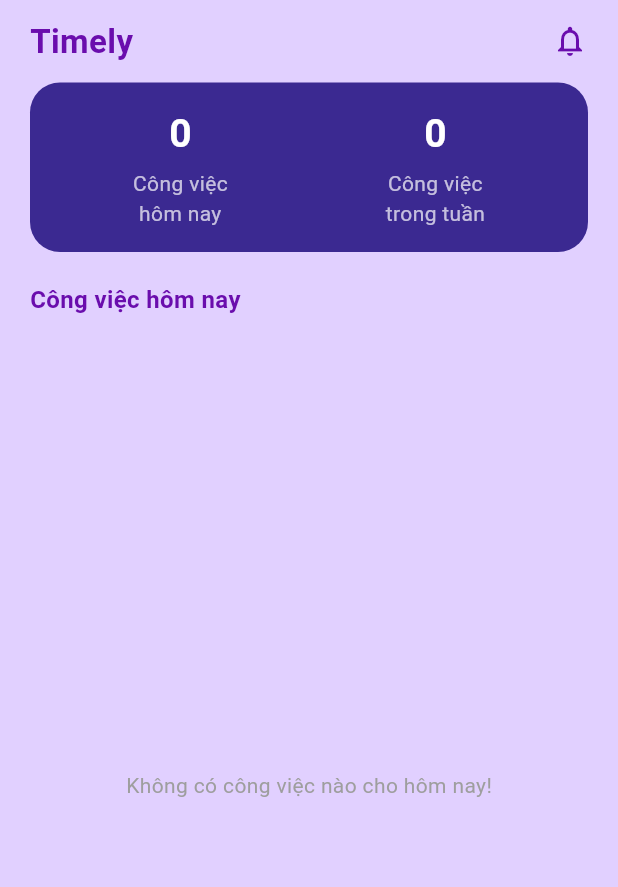
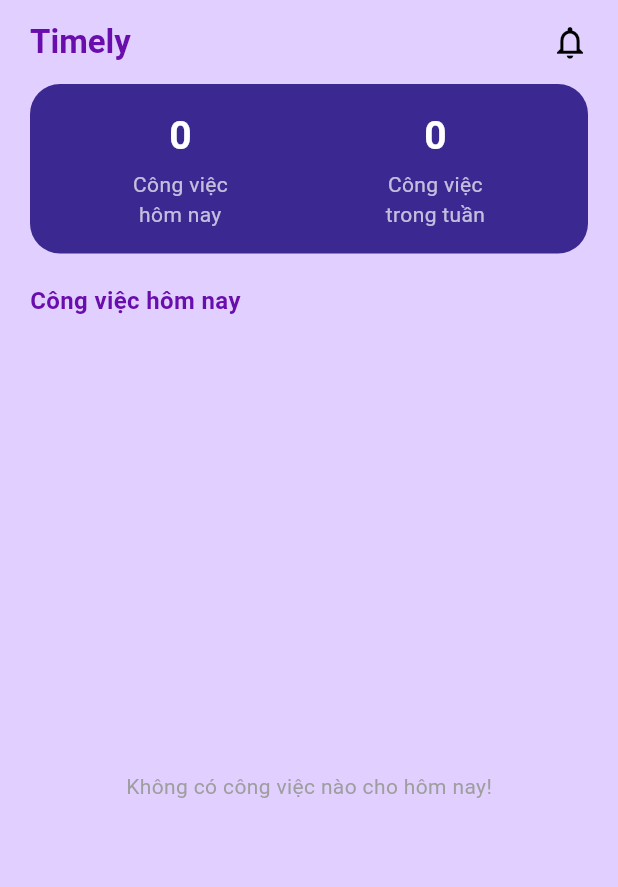
Before and after one commit to lynh146/Deadline_Tracker, a Flutter app: the screen it shows once a user with an empty profile is signed in, on a phone screen of 412 x 824 dp. Shown: the top 887 px of the screen. Run offline on Flutter 3.47's test engine with Material 3 defaults, Android fonts, the phone set to English and light mode, and no system bars; our stand-ins replace cloud_firestore, firebase_analytics, firebase_auth, firebase_core, flutter_local_notifications, google_sign_in and 3 more; missing offline and left inert: flutter_facebook_auth; accounts and stored records are empty.

Commit message:
feat: Update home screen layout and logic

```diff
--- a/app/lib/screens/home/home_screen.dart
+++ b/app/lib/screens/home/home_screen.dart
@@ -1,3 +1,4 @@
+import 'package:app/screens/notifications/notification_screen.dart';
 import 'package:flutter/material.dart';
 import 'package:firebase_auth/firebase_auth.dart';
 
@@ -5,6 +6,8 @@
 import 'package:app/services/task_service.dart';
 import 'package:app/repositories/task_repository.dart';
 import 'package:app/core/theme/app_colors.dart';
+import '../notifications/notification_bell.dart';
+import '../task/task_detail_screen.dart';
 
 class HomeScreen extends StatefulWidget {
   const HomeScreen({super.key});
@@ -14,10 +17,11 @@
 }
 
 class _HomeScreenState extends State<HomeScreen> with WidgetsBindingObserver {
-  late TaskService _taskService;
-  Future<List<Task>>? _todayTasksFuture;
-  Future<int>? _weeklyTasksFuture;
-  late String _userId;
+  late final TaskService _taskService;
+  late final String _userId;
+
+  late Future<List<Task>> _todayTasksFuture;
+  late Future<int> _weeklyTasksFuture;
 
   @override
   void initState() {
@@ -30,16 +34,15 @@
     }
 
     _userId = user.uid;
-    final repo = TaskRepository();
-    _taskService = TaskService(repo);
+    _taskService = TaskService(TaskRepository());
+
     _loadTasks();
   }
 
   void _loadTasks() {
-    setState(() {
     _todayTasksFuture = _taskService.getTodayTasks(_userId);
     _weeklyTasksFuture = _taskService.getWeeklyTasks(_userId);
-    });
+    if (mounted) setState(() {});
   }
 
   @override
@@ -58,62 +61,74 @@
   @override
   Widget build(BuildContext context) {
     return FutureBuilder<List<dynamic>>(
-      future: Future.wait([_todayTasksFuture!, _weeklyTasksFuture!]),
+      future: Future.wait<dynamic>([_todayTasksFuture, _weeklyTasksFuture]),
       builder: (context, snapshot) {
-        if (snapshot.connectionState == ConnectionState.waiting) {
-          return const Scaffold(
+        final loading = snapshot.connectionState == ConnectionState.waiting;
+
+        return Scaffold(
           backgroundColor: AppColors.background,
-            body: Center(child: CircularProgressIndicator()),
+
+          // ✅ AppBar chữ đen + chuông
+          appBar: AppBar(
+            backgroundColor: Colors.transparent,
+            elevation: 0,
+            surfaceTintColor: Colors.transparent,
+            titleSpacing: 20,
+            title: const Text(
+              'Timely',
+              style: TextStyle(
+                fontSize: 22,
+                fontWeight: FontWeight.bold,
+                color: AppColors.textPrimary, // đen
+              ),
+            ),
+            actions: [
+              Padding(
+                padding: const EdgeInsets.only(right: 10),
+                child: NotificationBell(
+                  userId: _userId,
+                  onTap: () {
+                    Navigator.push(
+                      context,
+                      MaterialPageRoute(
+                        builder: (_) => NotificationScreen(userId: _userId),
+                      ),
+                    );
+                  },
+                ),
+              ),
+            ],
+          ),
+
+          body: SafeArea(
+            top: false,
+            child: loading
+                ? const Center(child: CircularProgressIndicator())
+                : _buildBody(snapshot),
+          ),
+        );
+      },
     );
   }
 
+  Widget _buildBody(AsyncSnapshot<List<dynamic>> snapshot) {
     if (snapshot.hasError) {
-          return Scaffold(
-            backgroundColor: AppColors.background,
-            body: Center(
+      return Center(
         child: Text(
           'Đã xảy ra lỗi: ${snapshot.error}',
           style: const TextStyle(color: AppColors.textGrey),
-              ),
+          textAlign: TextAlign.center,
         ),
       );
     }
 
-        final todayTasks = (snapshot.data![0] as List<Task>?) ?? [];
-        final weeklyTaskCount = (snapshot.data![1] as int?) ?? 0;
+    final todayTasks = (snapshot.data?[0] as List<Task>?) ?? <Task>[];
+    final weeklyTaskCount = (snapshot.data?[1] as int?) ?? 0;
 
-        return Scaffold(
-          backgroundColor: AppColors.background,
-          body: SafeArea(
-            child: Column(
+    return Column(
       crossAxisAlignment: CrossAxisAlignment.start,
       children: [
-                /// ================= HEADER =================
-                Padding(
-                  padding: const EdgeInsets.symmetric(
-                    horizontal: 20,
-                    vertical: 12,
-                  ),
-                  child: Row(
-                    mainAxisAlignment: MainAxisAlignment.spaceBetween,
-                    children: const [
-                      Text(
-                        'Timely',
-                        style: TextStyle(
-                          fontSize: 22,
-                          fontWeight: FontWeight.bold,
-                          color: AppColors.textPrimary,
-                        ),
-                      ),
-                      Icon(
-                        Icons.notifications_none,
-                        color: AppColors.textPrimary,
-                      ),
-                    ],
-                  ),
-                ),
-
-                /// ================= SUMMARY =================
+        // ================= SUMMARY =================
         Padding(
           padding: const EdgeInsets.symmetric(horizontal: 20),
           child: Container(
@@ -154,7 +169,7 @@
 
         const SizedBox(height: 12),
 
-                /// ================= LIST TASK =================
+        // ================= LIST =================
         Expanded(
           child: todayTasks.isEmpty
               ? const Center(
@@ -167,15 +182,29 @@
             padding: const EdgeInsets.symmetric(horizontal: 20),
             itemCount: todayTasks.length,
             itemBuilder: (context, index) {
-                      return _TaskCard(task: todayTasks[index]);
+              final task = todayTasks[index];
+
+              return InkWell(
+                borderRadius: BorderRadius.circular(14),
+                onTap: () {
+                  Navigator.push(
+                    context,
+                    MaterialPageRoute(
+                      builder: (_) => TaskDetailScreen(
+                        task: task,
+                        docId: task.id!, // ⚠️ task.id phải có
+                        taskService: _taskService,
+                        userId: _userId,
+                      ),
+                    ),
+                  ).then((_) => _loadTasks()); // quay về refresh
+                },
+                child: _TaskCard(task: task),
+              );
             },
           ),
         ),
       ],
-            ),
-          ),
-        );
-      },
     );
   }
 }
@@ -251,10 +280,7 @@
           Expanded(
             child: Text(
               task.title,
-              style: const TextStyle(
-                fontSize: 16,
-                fontWeight: FontWeight.w600,
-              ),
+              style: const TextStyle(fontSize: 16, fontWeight: FontWeight.w600),
             ),
           ),
           const SizedBox(width: 16),
@@ -264,12 +290,14 @@
               Row(
                 children: [
                   SizedBox(
-                    width: 80, // Fixed width for the progress bar
+                    width: 80,
                     child: ClipRRect(
                       borderRadius: BorderRadius.circular(10),
                       child: LinearProgressIndicator(
                         value: progressValue,
-                        valueColor: AlwaysStoppedAnimation<Color>(_getProgressColor(task.progress)),
+                        valueColor: AlwaysStoppedAnimation<Color>(
+                          _getProgressColor(task.progress),
+                        ),
                         backgroundColor: AppColors.progressBg,
                         minHeight: 8,
                       ),
@@ -278,7 +306,10 @@
                   const SizedBox(width: 8),
                   Text(
                     '${task.progress}%',
-                    style: const TextStyle(fontSize: 12, fontWeight: FontWeight.bold),
+                    style: const TextStyle(
+                      fontSize: 12,
+                      fontWeight: FontWeight.bold,
+                    ),
                   ),
                 ],
               ),
```
Lines whose indentation alone changed are shown as unchanged.
